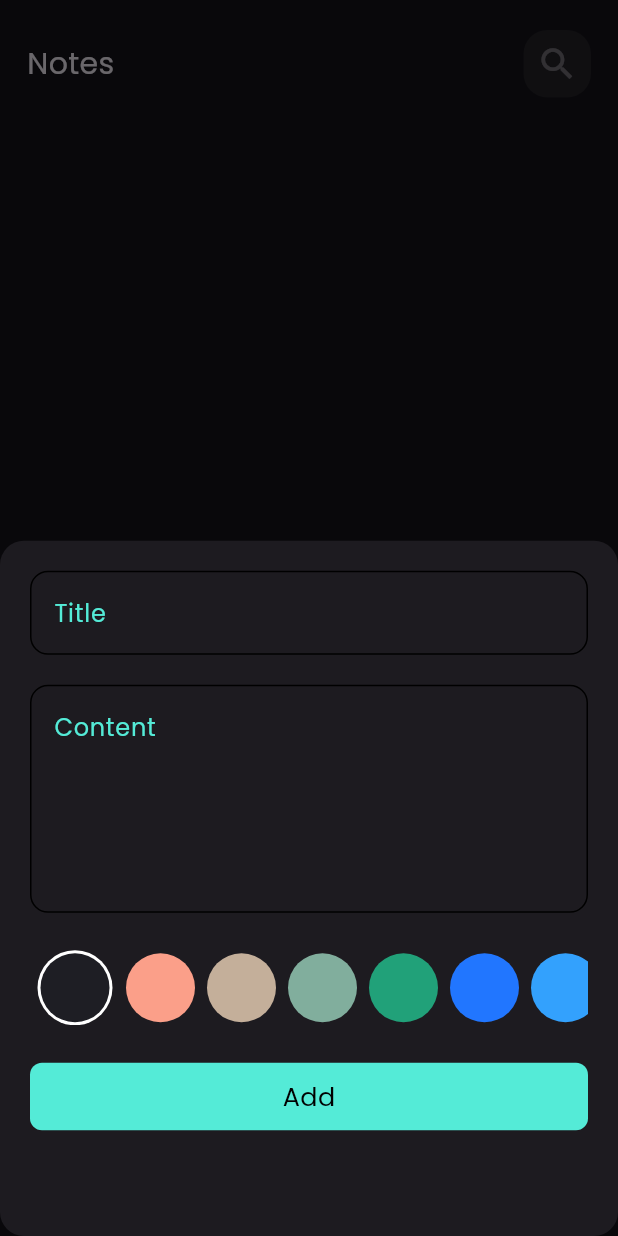
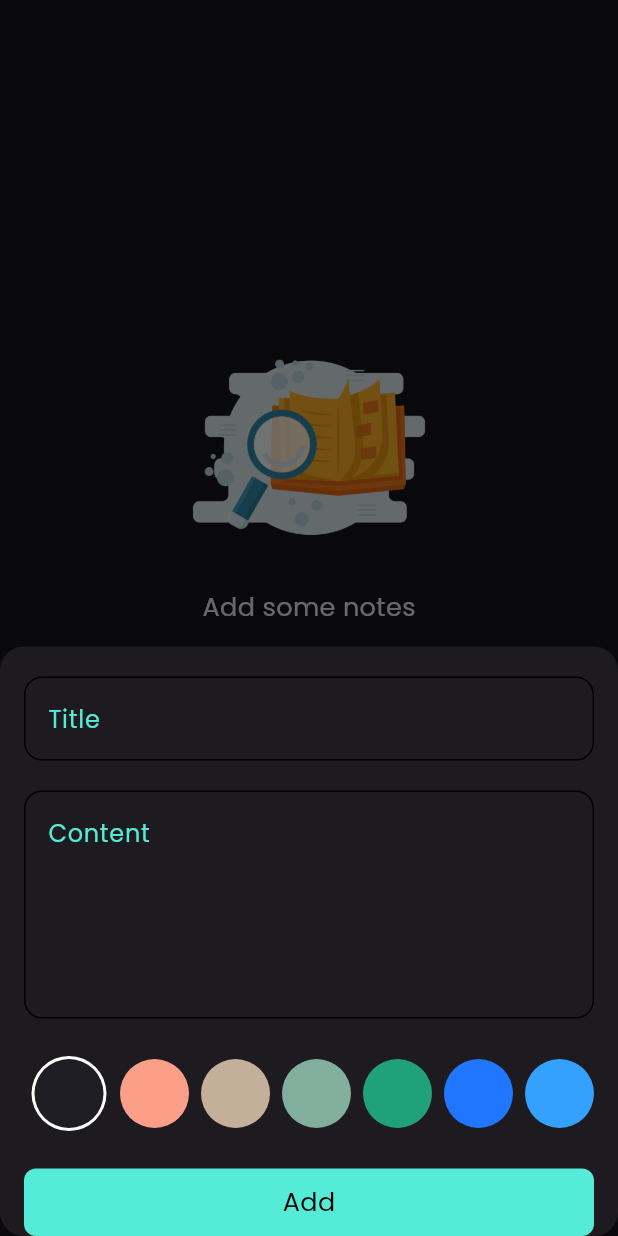
Before and after one commit to Ashraf0Sherif/notes_app, a Flutter app: the screen it shows after launch, after a tap on the "add" icon, on a phone screen of 412 x 824 dp. Run offline on Flutter 3.47's test engine with Material 3 defaults, Android fonts, the phone set to English and light mode, and no system bars; drawn by our look-alikes of modal_progress_hud_nsn; our stand-ins replace bloc, flutter_bloc, hive, hive_flutter; accounts and stored records are empty.

Commit message:
add empty screen

```diff
--- a/lib/constants.dart
+++ b/lib/constants.dart
@@ -2,3 +2,15 @@ import 'dart:ui';
 
 const kPrimaryColor = Color(0xff54EBD7);
 const kNotesBox = "notes_box";
+const List<Color> kColors = [
+  Color(0xff1E1E24),
+  Color(0xffFB9F89),
+  Color(0xffC4AF9A),
+  Color(0xff81AE9D),
+  Color(0xff21A179),
+  Color(0xff2176FF),
+  Color(0xff33A1FD),
+  Color(0xff33A1FD),
+  Color(0xffFDCA40),
+  Color(0xffF79824),
+];
--- a/lib/cubits/add_note_cubit/add_note_cubit.dart
+++ b/lib/cubits/add_note_cubit/add_note_cubit.dart
@@ -8,8 +8,10 @@ part 'add_note_state.dart';
 
 class AddNoteCubit extends Cubit<AddNoteState> {
   AddNoteCubit() : super(AddNoteInitial());
+  Color noteColor = const Color(0xff1E1E24);
 
   addNote(NoteModel note) async {
+    note.color = noteColor.value;
     emit(AddNoteLoading());
     try {
       var notesBox = Hive.box<NoteModel>(kNotesBox);
--- a/lib/cubits/notes_cubit/notes_state.dart
+++ b/lib/cubits/notes_cubit/notes_state.dart
@@ -4,4 +4,5 @@ part of 'notes_cubit.dart';
 abstract class NotesState {}
 
 class NotesInitial extends NotesState {}
+class NotesEmpty extends NotesState {}
 class NotesChange extends NotesState {}
--- a/lib/models/note_model.dart
+++ b/lib/models/note_model.dart
@@ -17,7 +17,7 @@ class NoteModel extends HiveObject {
   @HiveField(2)
   final String date;
   @HiveField(3)
-  final int color;
+  int color;
   @override
   String toString() {
     // TODO: implement toString
--- a/lib/views/notes_view.dart
+++ b/lib/views/notes_view.dart
@@ -1,6 +1,5 @@
 import 'package:flutter/material.dart';
 import 'package:flutter_bloc/flutter_bloc.dart';
-import 'package:notes_app/cubits/notes_cubit/notes_cubit.dart';
 import 'package:notes_app/views/notes_view_body.dart';
 import '../cubits/add_note_cubit/add_note_cubit.dart';
 import '../widgets/add_note_bottom_sheet.dart';
@@ -14,6 +13,7 @@ class NotesView extends StatelessWidget {
       floatingActionButton: FloatingActionButton(
         onPressed: () {
           showModalBottomSheet(
+            isScrollControlled: true,
             shape:
             RoundedRectangleBorder(borderRadius: BorderRadius.circular(16)),
             context: context,
--- a/lib/views/notes_view_body.dart
+++ b/lib/views/notes_view_body.dart
@@ -1,8 +1,8 @@
 import 'package:flutter/material.dart';
 import 'package:flutter_bloc/flutter_bloc.dart';
-import 'package:notes_app/widgets/custom_app_bar.dart';
+import 'package:notes_app/widgets/empty_notes_screen.dart';
+import 'package:notes_app/widgets/notes_screen.dart';
 import '../cubits/notes_cubit/notes_cubit.dart';
-import '../widgets/notes_list_view.dart';
 
 class NotesViewBody extends StatefulWidget {
   const NotesViewBody({super.key});
@@ -18,17 +18,18 @@ class _NotesViewBodyState extends State<NotesViewBody> {
     super.initState();
     BlocProvider.of<NotesCubit>(context).fetchAllNotes();
   }
+
   @override
   Widget build(BuildContext context) {
-    return  Padding(
-      padding: const EdgeInsets.symmetric(horizontal: 18),
-      child: Column(
-        children: [
-          const SizedBox(height: 20,),
-          CustomAppBar(title: "Notes", icon: Icons.search),
-          const Expanded(child: NotesListView()),
-        ],
-      ),
+    return BlocBuilder<NotesCubit, NotesState>(
+      builder: (context, state) {
+        var notes = BlocProvider.of<NotesCubit>(context).notes;
+        if (notes.isEmpty) {
+          return const EmptyNotesScreen();
+        } else {
+          return const NotesScreen();
+        }
+      },
     );
   }
 }
--- a/lib/widgets/add_note_bottom_sheet.dart
+++ b/lib/widgets/add_note_bottom_sheet.dart
@@ -1,43 +1,41 @@
 import 'package:flutter/material.dart';
 import 'package:flutter_bloc/flutter_bloc.dart';
-import 'package:modal_progress_hud_nsn/modal_progress_hud_nsn.dart';
+import 'package:notes_app/cubits/add_note_cubit/add_note_cubit.dart';
 import 'package:notes_app/cubits/notes_cubit/notes_cubit.dart';
 
-import '../cubits/add_note_cubit/add_note_cubit.dart';
 import 'add_note_form.dart';
 
-class AddNoteBottomSheet extends StatefulWidget {
-  const AddNoteBottomSheet({super.key});
+class AddNoteBottomSheet extends StatelessWidget {
+  const AddNoteBottomSheet({Key? key}) : super(key: key);
 
   @override
-  State<AddNoteBottomSheet> createState() => _AddNoteBottomSheetState();
-}
+  Widget build(BuildContext context) {
+    return BlocProvider(
+      create: (context) => AddNoteCubit(),
+      child: BlocConsumer<AddNoteCubit, AddNoteState>(
+        listener: (context, state) {
+          if (state is AddNoteFailure) {}
 
-class _AddNoteBottomSheetState extends State<AddNoteBottomSheet> {
-  @override
-  Widget build(BuildContext context) {
-    return BlocConsumer<AddNoteCubit, AddNoteState>(
-      listener: (context, state) {
-        if (state is AddNoteFailure) {
-          print("Failed ${state.errorMessage}");
-        } else if (state is AddNoteSuccess) {
+          if (state is AddNoteSuccess) {
             BlocProvider.of<NotesCubit>(context).fetchAllNotes();
             Navigator.pop(context);
           }
         },
         builder: (context, state) {
-        return ModalProgressHUD(
-          inAsyncCall: state is AddNoteLoading ? true : false,
+          return AbsorbPointer(
+            absorbing: state is AddNoteLoading ? true : false,
             child: Padding(
               padding: EdgeInsets.only(
-                left: 20,
-                right: 20,
-                top: 20,
+                  left: 16,
+                  right: 16,
                   bottom: MediaQuery.of(context).viewInsets.bottom),
-            child: const AddNoteForm(),
+              child: const SingleChildScrollView(
+                child: AddNoteForm(),
+              ),
             ),
           );
         },
+      ),
     );
   }
 }
--- a/lib/widgets/add_note_form.dart
+++ b/lib/widgets/add_note_form.dart
@@ -31,7 +31,12 @@ class _AddNoteFormState extends State<AddNoteForm> {
         key: _formKey,
         autovalidateMode: autovalidateMode,
         child: ListView(
+          shrinkWrap: true,
+          scrollDirection: Axis.vertical,
           children: [
+            const SizedBox(
+              height: 20,
+            ),
             CustomTextField(
               hintText: "Title",
               onChanged: (data) {},
--- a/lib/widgets/colors_list_view.dart
+++ b/lib/widgets/colors_list_view.dart
@@ -1,27 +1,19 @@
 import 'package:flutter/material.dart';
+import 'package:flutter_bloc/flutter_bloc.dart';
+
+import '../constants.dart';
+import '../cubits/add_note_cubit/add_note_cubit.dart';
 
 class ColorItem extends StatelessWidget {
-  const ColorItem({super.key, required this.index, required this.clicked});
+  const ColorItem({super.key, required this.color, required this.clicked});
 
-  final int index;
+  final Color color;
   final bool clicked;
-  final List<Color> colors = const [
-    Color(0xff1E1E24),
-    Color(0xffFB9F89),
-    Color(0xffC4AF9A),
-    Color(0xff81AE9D),
-    Color(0xff21A179),
-    Color(0xff2176FF),
-    Color(0xff33A1FD),
-    Color(0xff33A1FD),
-    Color(0xffFDCA40),
-    Color(0xffF79824),
-  ];
 
   @override
   Widget build(BuildContext context) {
     CircleAvatar colorItem = CircleAvatar(
-      backgroundColor: colors[index],
+      backgroundColor: color,
       radius: 23,
     );
     return Padding(
@@ -39,14 +31,12 @@ class ColorItem extends StatelessWidget {
 
 class ColorsListView extends StatefulWidget {
   const ColorsListView({super.key});
-
   @override
   State<ColorsListView> createState() => _ColorsListViewState();
 }
 
 class _ColorsListViewState extends State<ColorsListView> {
   int tappedIndex = 0;
-
   @override
   Widget build(BuildContext context) {
     return SizedBox(
@@ -58,15 +48,17 @@ class _ColorsListViewState extends State<ColorsListView> {
             onTap: () {
               setState(() {
                 tappedIndex = index;
+                BlocProvider.of<AddNoteCubit>(context).noteColor =
+                    kColors[index];
               });
             },
             child: ColorItem(
-              index: index,
+              color: kColors[index],
               clicked: tappedIndex == index,
             ),
           );
         },
-        itemCount: 9,
+        itemCount: kColors.length,
       ),
     );
   }
--- a/lib/widgets/custom_app_bar.dart
+++ b/lib/widgets/custom_app_bar.dart
@@ -2,7 +2,7 @@ import 'package:flutter/material.dart';
 import 'custom_search_icon.dart';
 
 class CustomAppBar extends StatelessWidget {
-  CustomAppBar(
+  const CustomAppBar(
       {super.key,
       required this.title,
       required this.icon, this.onPressed});
--- a/lib/widgets/edit_note_view_body.dart
+++ b/lib/widgets/edit_note_view_body.dart
@@ -4,7 +4,7 @@ import 'package:notes_app/cubits/notes_cubit/notes_cubit.dart';
 import 'package:notes_app/models/note_model.dart';
 import 'package:notes_app/widgets/custom_app_bar.dart';
 import 'package:notes_app/widgets/custom_text_field.dart';
-
+import 'package:notes_app/widgets/edit_view_body.dart';
 class EditNoteViewBody extends StatefulWidget {
   const EditNoteViewBody({super.key, required this.note});
 
@@ -60,6 +60,7 @@ class _EditNoteViewBodyState extends State<EditNoteViewBody> {
             const SizedBox(
               height: 16,
             ),
+            EditNoteView(noteModel: widget.note,),
           ],
         ),
       ),
--- /dev/null
+++ b/lib/widgets/empty_notes_screen.dart
@@ -0,0 +1,25 @@
+import 'package:flutter/material.dart';
+class EmptyNotesScreen extends StatelessWidget {
+  const EmptyNotesScreen({super.key});
+
+  @override
+  Widget build(BuildContext context) {
+    return Center(
+      child: Column(
+        children: [
+          const Spacer(
+            flex: 1,
+          ),
+          Image.asset(
+            "assets/images/searching-data.png",
+            width: 240,
+          ),
+          const Text("Add some notes",style: TextStyle(fontSize: 17),),
+          const Spacer(
+            flex: 2,
+          )
+        ],
+      ),
+    );
+  }
+}
--- a/pubspec.yaml
+++ b/pubspec.yaml
@@ -66,8 +66,8 @@ flutter:
   uses-material-design: true
 
   # To add assets to your application, add an assets section, like this:
-  # assets:
-  #   - images/a_dot_burr.jpeg
+  assets:
+    - assets/images/
   #   - images/a_dot_ham.jpeg
 
   # An image asset can refer to one or more resolution-specific "variants", see
```
Also changed, not shown: lib/views/search_view.dart (added, +11 -0 lines), lib/widgets/custom_search_bar.dart (added, +44 -0 lines), lib/widgets/edit_view_body.dart (added, +49 -0 lines), lib/widgets/notes_screen.dart (added, +26 -0 lines), assets/images/searching-data.png (added). Lines whose indentation alone changed are shown as unchanged.
